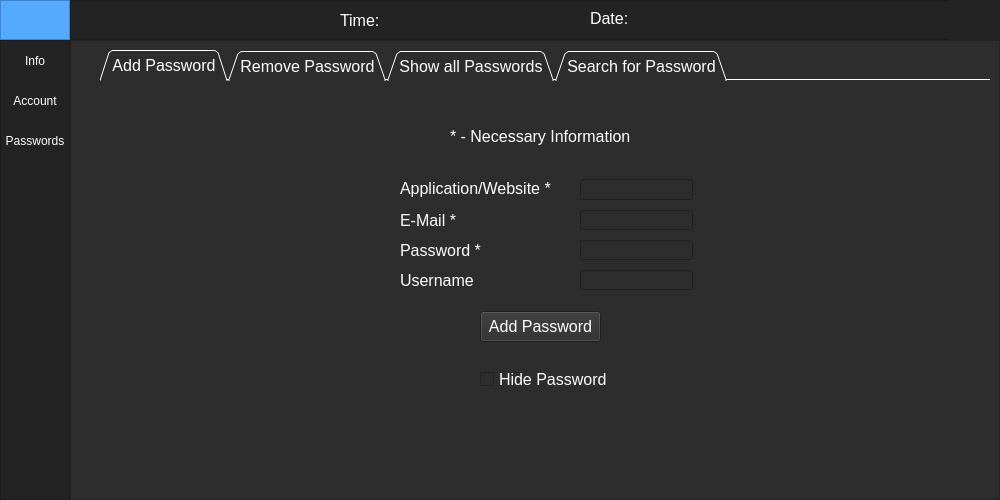
First picture: the form in uis/ui_main.ui, repository dahlhoffKevin/passwordManager, before the edit.
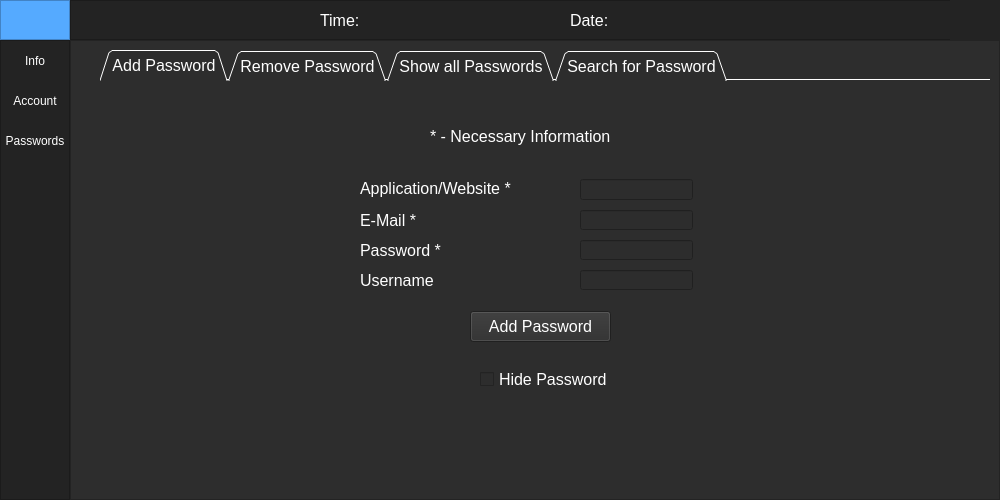
Second picture: the form after the edit. The open tabs and pages were chosen to show the change. Icons and pictures are not drawn.

Commit message: changes at ui's; working on a logging system startet: not finished

Diff of the .ui file:
```diff
--- a/uis/ui_main.ui
+++ b/uis/ui_main.ui
@@ -149,9 +149,9 @@
          <widget class="QLabel" name="time">
           <property name="geometry">
            <rect>
-            <x>270</x>
+            <x>250</x>
             <y>10</y>
-            <width>41</width>
+            <width>61</width>
             <height>21</height>
            </rect>
           </property>
@@ -191,10 +191,10 @@
          <widget class="QLabel" name="date">
           <property name="geometry">
            <rect>
-            <x>520</x>
+            <x>500</x>
             <y>10</y>
-            <width>41</width>
-            <height>16</height>
+            <width>61</width>
+            <height>20</height>
            </rect>
           </property>
           <property name="font">
@@ -697,9 +697,9 @@
                <widget class="QLabel" name="app">
                 <property name="geometry">
                  <rect>
-                  <x>300</x>
+                  <x>260</x>
                   <y>92</y>
-                  <width>161</width>
+                  <width>201</width>
                   <height>31</height>
                  </rect>
                 </property>
@@ -754,9 +754,9 @@
                <widget class="QLabel" name="password">
                 <property name="geometry">
                  <rect>
-                  <x>300</x>
+                  <x>260</x>
                   <y>149</y>
-                  <width>161</width>
+                  <width>201</width>
                   <height>41</height>
                  </rect>
                 </property>
@@ -775,9 +775,9 @@
                <widget class="QLabel" name="email">
                 <property name="geometry">
                  <rect>
-                  <x>300</x>
+                  <x>260</x>
                   <y>119</y>
-                  <width>161</width>
+                  <width>201</width>
                   <height>41</height>
                  </rect>
                 </property>
@@ -832,9 +832,9 @@
                <widget class="QLabel" name="username">
                 <property name="geometry">
                  <rect>
-                  <x>300</x>
+                  <x>260</x>
                   <y>189</y>
-                  <width>161</width>
+                  <width>201</width>
                   <height>21</height>
                  </rect>
                 </property>
@@ -853,9 +853,9 @@
                <widget class="QPushButton" name="button_add_password">
                 <property name="geometry">
                  <rect>
-                  <x>380</x>
+                  <x>370</x>
                   <y>230</y>
-                  <width>121</width>
+                  <width>141</width>
                   <height>31</height>
                  </rect>
                 </property>
@@ -876,7 +876,7 @@
                  <rect>
                   <x>380</x>
                   <y>290</y>
-                  <width>131</width>
+                  <width>161</width>
                   <height>17</height>
                  </rect>
                 </property>
@@ -895,9 +895,9 @@
                <widget class="QLabel" name="necessary_info">
                 <property name="geometry">
                  <rect>
-                  <x>350</x>
+                  <x>330</x>
                   <y>40</y>
-                  <width>211</width>
+                  <width>251</width>
                   <height>31</height>
                  </rect>
                 </property>
```
Left out of the diff: 20 changed lines with no effect on the pictures. The commit also changes 7 other files.
